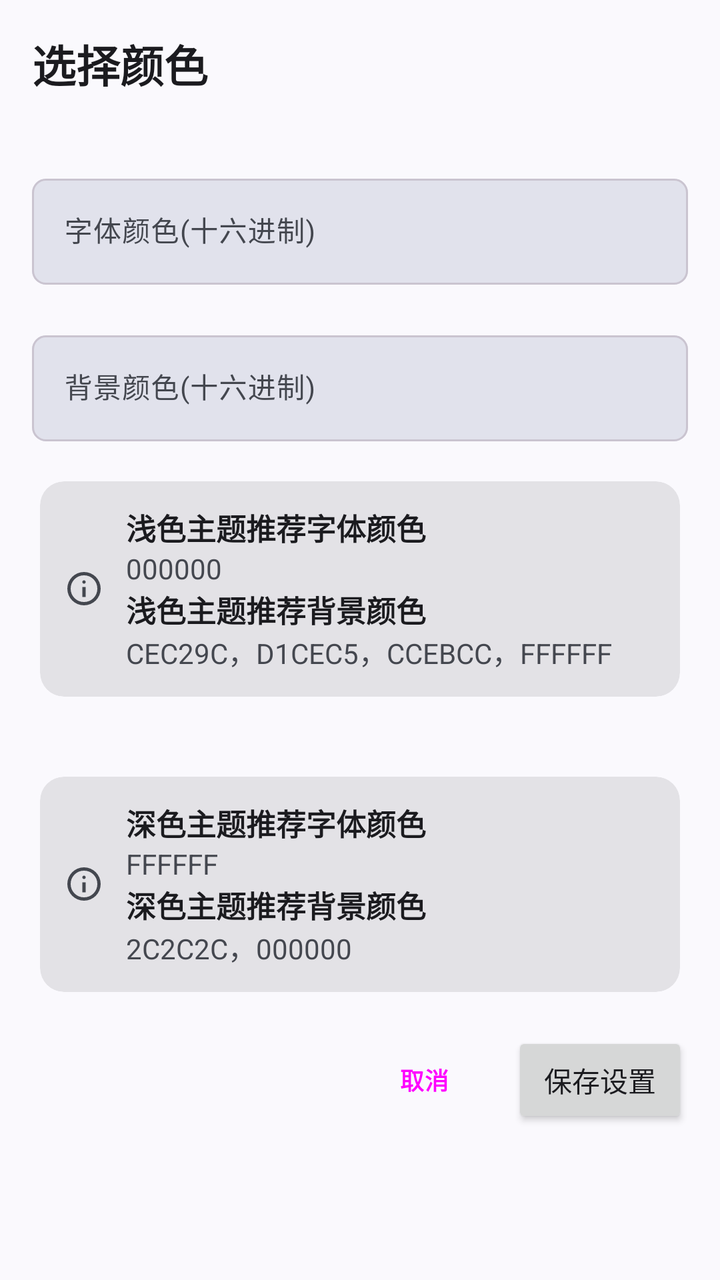
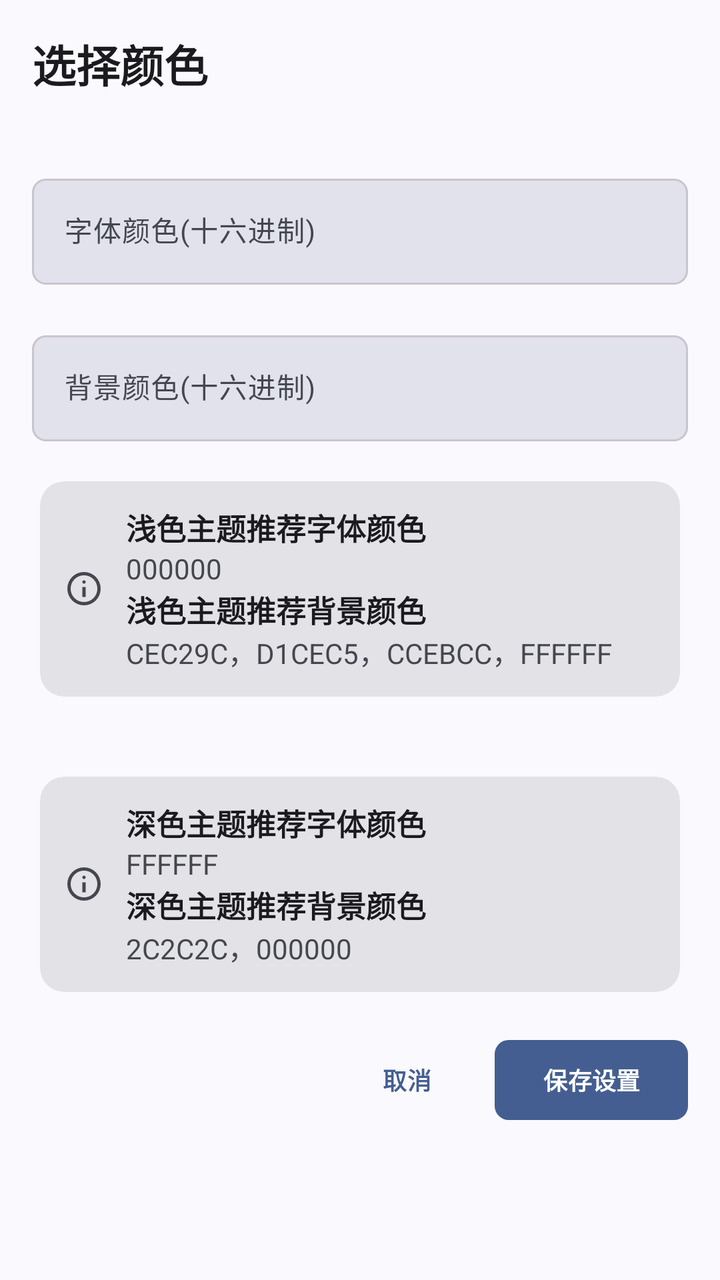

Compare the two renders of this Android layout. The source of the first and the diff that turns it into the second are given below.
<!-- AndroidManifest.xml: application theme Theme.HikariNovel -->
<!-- res/layout/activity_select_color.xml -->
<?xml version="1.0" encoding="utf-8"?>
<androidx.coordinatorlayout.widget.CoordinatorLayout
  xmlns:android="http://schemas.android.com/apk/res/android"
  android:layout_width="match_parent"
  android:layout_height="match_parent"
  xmlns:app="http://schemas.android.com/apk/res-auto"
  android:orientation="vertical"
  android:fitsSystemWindows="true">
  <com.google.android.material.appbar.AppBarLayout
    android:layout_width="match_parent"
    android:layout_height="wrap_content"
    android:fitsSystemWindows="true"
    style="@style/Widget.GalIsland.AppBar"
    android:elevation="0dp"
    android:background="?attr/giSurfaceToolbar">
    <com.google.android.material.appbar.MaterialToolbar
      android:id="@+id/tb_a_select_color"
      android:layout_width="match_parent"
      android:layout_height="?attr/actionBarSize"
      app:title="选择颜色"
      android:minHeight="@dimen/gi_toolbar_height"
      android:background="?attr/giSurfaceToolbar"
      android:elevation="0dp" />
  </com.google.android.material.appbar.AppBarLayout>
  <androidx.core.widget.NestedScrollView
    app:layout_behavior="com.google.android.material.appbar.AppBarLayout$ScrollingViewBehavior"
    android:layout_width="match_parent"
    android:layout_height="match_parent"
    android:orientation="vertical">
    <LinearLayout
      android:layout_width="match_parent"
      android:layout_height="match_parent"
      android:orientation="vertical">
      <com.google.android.material.textfield.TextInputLayout
        android:id="@+id/tl_a_select_color_text"
        android:layout_width="match_parent"
        android:layout_height="wrap_content"
        android:layout_marginLeft="@dimen/gi_page_inset"
        android:layout_marginTop="@dimen/gi_control_icon"
        android:layout_marginRight="@dimen/gi_page_inset"
        android:hint="字体颜色(十六进制)">
        <com.google.android.material.textfield.TextInputEditText
          android:id="@+id/tiet_a_select_color_text"
          android:layout_width="match_parent"
          android:layout_height="wrap_content"
          android:minHeight="@dimen/gi_control_height"
          android:textSize="@dimen/gi_text_card_title"
          android:singleLine="true" />
      </com.google.android.material.textfield.TextInputLayout>
      <com.google.android.material.textfield.TextInputLayout
        android:id="@+id/tl_a_select_color_bg"
        android:layout_width="match_parent"
        android:layout_height="wrap_content"
        android:layout_marginLeft="@dimen/gi_page_inset"
        android:layout_marginTop="@dimen/gi_control_icon"
        android:layout_marginRight="@dimen/gi_page_inset"
        android:hint="背景颜色(十六进制)">
        <com.google.android.material.textfield.TextInputEditText
          android:id="@+id/tiet_a_select_color_bg"
          android:layout_width="match_parent"
          android:layout_height="wrap_content"
          android:minHeight="@dimen/gi_control_height"
          android:textSize="@dimen/gi_text_card_title"
          android:singleLine="true" />
      </com.google.android.material.textfield.TextInputLayout>
      <com.google.android.material.card.MaterialCardView
        android:id="@+id/cv_a_select_color_recommend_day"
        android:layout_width="match_parent"
        android:layout_height="wrap_content"
        android:layout_margin="@dimen/gi_control_icon"
        style="?attr/materialCardViewFilledStyle">
        <LinearLayout
          android:layout_width="match_parent"
          android:layout_height="wrap_content"
          android:orientation="horizontal"
          android:padding="@dimen/gi_space_md">
          <ImageView
            android:layout_width="@dimen/gi_control_icon"
            android:layout_height="@dimen/gi_control_icon"
            android:layout_gravity="center_vertical"
            android:src="@drawable/ic_info" />
          <LinearLayout
            android:layout_width="match_parent"
            android:layout_height="wrap_content"
            android:orientation="vertical"
            android:layout_marginLeft="@dimen/gi_metric_11dp">
            <TextView
              style="@style/TextAppearance.AppCompat.Large"
              android:layout_width="match_parent"
              android:layout_height="wrap_content"
              android:textSize="@dimen/gi_text_novel_title_plain"
              android:textStyle="bold"
              android:text="浅色主题推荐字体颜色" />
            <TextView
              android:layout_width="match_parent"
              android:layout_height="wrap_content"
              android:textSize="@dimen/gi_text_card_title"
              android:text="000000" />
            <TextView
              style="@style/TextAppearance.AppCompat.Large"
              android:layout_width="match_parent"
              android:layout_height="wrap_content"
              android:textSize="@dimen/gi_text_novel_title_plain"
              android:textStyle="bold"
              android:text="浅色主题推荐背景颜色" />
            <TextView
              android:layout_width="match_parent"
              android:layout_height="wrap_content"
              android:textSize="@dimen/gi_text_card_title"
              android:text="CEC29C，D1CEC5，CCEBCC，FFFFFF" />
          </LinearLayout>
        </LinearLayout>
      </com.google.android.material.card.MaterialCardView>
      <com.google.android.material.card.MaterialCardView
        android:id="@+id/cv_a_select_color_recommend_night"
        android:layout_width="match_parent"
        android:layout_height="wrap_content"
        android:layout_margin="@dimen/gi_control_icon"
        style="?attr/materialCardViewFilledStyle">
        <LinearLayout
          android:layout_width="match_parent"
          android:layout_height="wrap_content"
          android:orientation="horizontal"
          android:padding="@dimen/gi_space_md">
          <ImageView
            android:layout_width="@dimen/gi_control_icon"
            android:layout_height="@dimen/gi_control_icon"
            android:layout_gravity="center_vertical"
            android:src="@drawable/ic_info" />
          <LinearLayout
            android:layout_width="match_parent"
            android:layout_height="wrap_content"
            android:orientation="vertical"
            android:layout_marginLeft="@dimen/gi_metric_11dp">
            <TextView
              style="@style/TextAppearance.AppCompat.Large"
              android:layout_width="match_parent"
              android:layout_height="wrap_content"
              android:textSize="@dimen/gi_text_novel_title_plain"
              android:textStyle="bold"
              android:text="深色主题推荐字体颜色" />
            <TextView
              android:layout_width="match_parent"
              android:layout_height="wrap_content"
              android:textSize="@dimen/gi_text_card_title"
              android:text="FFFFFF" />
            <TextView
              style="@style/TextAppearance.AppCompat.Large"
              android:layout_width="match_parent"
              android:layout_height="wrap_content"
              android:textSize="@dimen/gi_text_novel_title_plain"
              android:textStyle="bold"
              android:text="深色主题推荐背景颜色" />
            <TextView
              android:layout_width="match_parent"
              android:layout_height="wrap_content"
              android:textSize="@dimen/gi_text_card_title"
              android:text="2C2C2C，000000" />
          </LinearLayout>
        </LinearLayout>
      </com.google.android.material.card.MaterialCardView>
      <LinearLayout
        android:layout_width="match_parent"
        android:layout_height="wrap_content"
        android:orientation="horizontal"
        android:gravity="right">
        <Button
          android:id="@+id/b_a_select_color_cancel"
          style="@style/Widget.GalIsland.Button.Text"
          android:layout_width="wrap_content"
          android:layout_height="wrap_content"
          android:text="@string/cancel" />
        <Button
          android:id="@+id/b_a_select_color_save"
          android:layout_width="wrap_content"
          android:layout_height="wrap_content"
          android:layout_gravity="right"
          android:layout_marginRight="@dimen/gi_page_inset"
          android:text="@string/save_config" />
      </LinearLayout>
    </LinearLayout>
  </androidx.core.widget.NestedScrollView>
</androidx.coordinatorlayout.widget.CoordinatorLayout>
<!-- resources referenced by this layout -->
<resources>
  <dimen name="gi_control_height">48dp</dimen>
  <dimen name="gi_control_icon">20dp</dimen>
  <dimen name="gi_metric_11dp">11dp</dimen>
  <dimen name="gi_page_inset">16dp</dimen>
  <dimen name="gi_space_md">12dp</dimen>
  <dimen name="gi_text_card_title">14sp</dimen>
  <dimen name="gi_text_novel_title_plain">15sp</dimen>
  <dimen name="gi_toolbar_height">56dp</dimen>
  <string name="cancel">取消</string>
  <string name="save_config">保存设置</string>
  <style name="Widget.GalIsland.AppBar" parent="Widget.Material3.AppBarLayout">
          <item name="android:background">?attr/giSurfaceToolbar</item>
          <item name="android:stateListAnimator">@null</item>
          <item name="elevation">0dp</item>
      </style>
  <style name="ShapeAppearance.GalIsland.Small" parent="">
      <item name="cornerFamily">rounded</item>
      <item name="cornerSize">7dp</item>
    </style>
  <style name="TextAppearance.GalIsland.Button" parent="TextAppearance.Material3.LabelLarge">
      <item name="android:textSize">12sp</item>
      <item name="android:textStyle">bold</item>
      <item name="android:letterSpacing">0.01</item>
    </style>
  <style name="ShapeAppearance.GalIsland.Medium" parent="">
      <item name="cornerFamily">rounded</item>
      <item name="cornerSize">8dp</item>
    </style>
  <style name="ShapeAppearance.GalIsland.Large" parent="">
      <item name="cornerFamily">rounded</item>
      <item name="cornerSize">10dp</item>
    </style>
  <style name="Widget.GalIsland.Slider" parent="Widget.Material3.Slider">
      <item name="trackHeight">4dp</item>
      <item name="thumbRadius">8dp</item>
      <item name="tickVisible">false</item>
      <item name="haloRadius">16dp</item>
    </style>
  <style name="Widget.GalIsland.Snackbar" parent="Widget.Material3.Snackbar">
      <item name="backgroundTint">?attr/colorSurfaceContainerHigh</item>
      <item name="shapeAppearance">@style/ShapeAppearance.GalIsland.Small</item>
      <item name="android:textColor">?attr/colorOnSurface</item>
    </style>
  <style name="Widget.GalIsland.Snackbar.TextView" parent="Widget.Material3.Snackbar.TextView">
      <item name="android:textColor">?attr/colorOnSurface</item>
    </style>
  <style name="ThemeOverlay.GalIsland.MaterialAlertDialog" parent="ThemeOverlay.Material3.MaterialAlertDialog">
      <item name="shapeAppearanceMediumComponent">@style/ShapeAppearance.GalIsland.Medium</item>
      <item name="materialAlertDialogTitleTextStyle">@style/TextAppearance.GalIsland.SectionTitle</item>
    </style>
  <style name="ThemeOverlay.GalIsland.BottomSheet" parent="ThemeOverlay.Material3.BottomSheetDialog">
          <item name="bottomSheetStyle">@style/Widget.GalIsland.BottomSheet</item>
      </style>
  <style name="ShapeAppearance.GalIsland.Tag" parent="">
      <item name="cornerFamily">rounded</item>
      <item name="cornerSize">6dp</item>
    </style>
  <style name="TextAppearance.GalIsland.Tag" parent="TextAppearance.Material3.LabelSmall">
      <item name="android:textSize">10sp</item>
      <item name="android:letterSpacing">0</item>
    </style>
  <style name="TextAppearance.GalIsland.Tab" parent="TextAppearance.Material3.TitleSmall">
      <item name="android:textSize">13sp</item>
      <item name="android:textStyle">bold</item>
      <item name="android:letterSpacing">0</item>
    </style>
  <dimen name="gi_stroke">1dp</dimen>
  <style name="Widget.GalIsland.BottomSheet" parent="Widget.Material3.BottomSheet.Modal">
          <item name="backgroundTint">?attr/colorSurface</item>
          <item name="shapeAppearance">@style/ShapeAppearance.GalIsland.Large</item>
      </style>
  <dimen name="gi_text_heading">22sp</dimen>
  <!-- unchanged entries left out for length: 12 -->
</resources>

<!-- the commit's change to res/layout/activity_select_color.xml (unified diff, before → after) -->
@@ -164,13 +164,14 @@
         android:layout_height="wrap_content"
         android:orientation="horizontal"
         android:gravity="right">
-        <Button
+        <com.google.android.material.button.MaterialButton
           android:id="@+id/b_a_select_color_cancel"
           style="@style/Widget.GalIsland.Button.Text"
           android:layout_width="wrap_content"
           android:layout_height="wrap_content"
           android:text="@string/cancel" />
-        <Button
+        <com.google.android.material.button.MaterialButton
+          style="@style/Widget.GalIsland.Button"
           android:id="@+id/b_a_select_color_save"
           android:layout_width="wrap_content"
           android:layout_height="wrap_content"
<!-- resource entries referenced after the edit -->
@@ -48,7 +48,7 @@
     </style>
   <style name="ThemeOverlay.GalIsland.MaterialAlertDialog" parent="ThemeOverlay.Material3.MaterialAlertDialog">
       <item name="shapeAppearanceMediumComponent">@style/ShapeAppearance.GalIsland.Medium</item>
-      <item name="materialAlertDialogTitleTextStyle">@style/TextAppearance.GalIsland.SectionTitle</item>
+      <item name="materialAlertDialogTitleTextStyle">@style/Widget.GalIsland.AlertDialog.Title</item>
     </style>
   <style name="ThemeOverlay.GalIsland.BottomSheet" parent="ThemeOverlay.Material3.BottomSheetDialog">
           <item name="bottomSheetStyle">@style/Widget.GalIsland.BottomSheet</item>
@@ -67,6 +67,9 @@
       <item name="android:letterSpacing">0</item>
     </style>
   <dimen name="gi_stroke">1dp</dimen>
+  <style name="Widget.GalIsland.AlertDialog.Title" parent="MaterialAlertDialog.Material3.Title.Text">
+      <item name="android:textAppearance">@style/TextAppearance.GalIsland.SectionTitle</item>
+    </style>
   <style name="Widget.GalIsland.BottomSheet" parent="Widget.Material3.BottomSheet.Modal">
           <item name="backgroundTint">?attr/colorSurface</item>
           <item name="shapeAppearance">@style/ShapeAppearance.GalIsland.Large</item>
